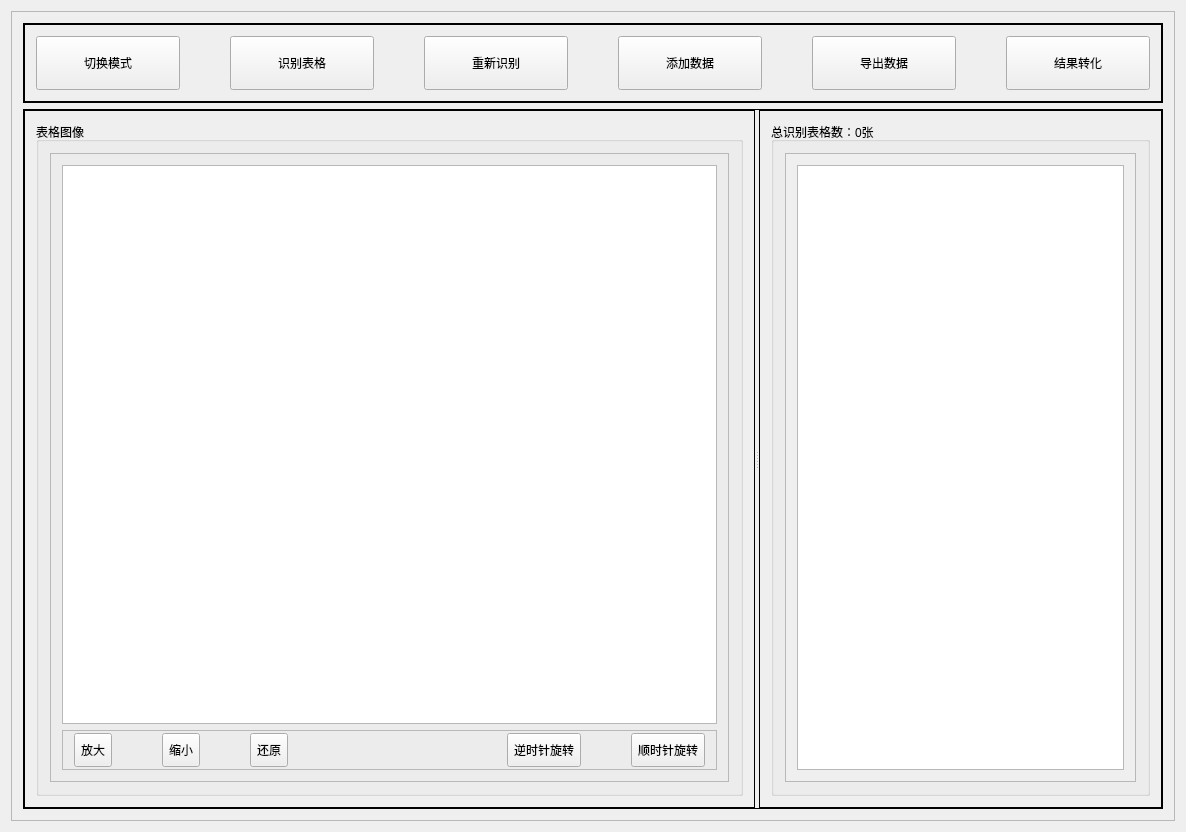
Above: FormImageAnalyzer/formimageanalyzer.ui from Evan-Y-Wen/CasitMark-SDK before the change. Below: the same form after it.
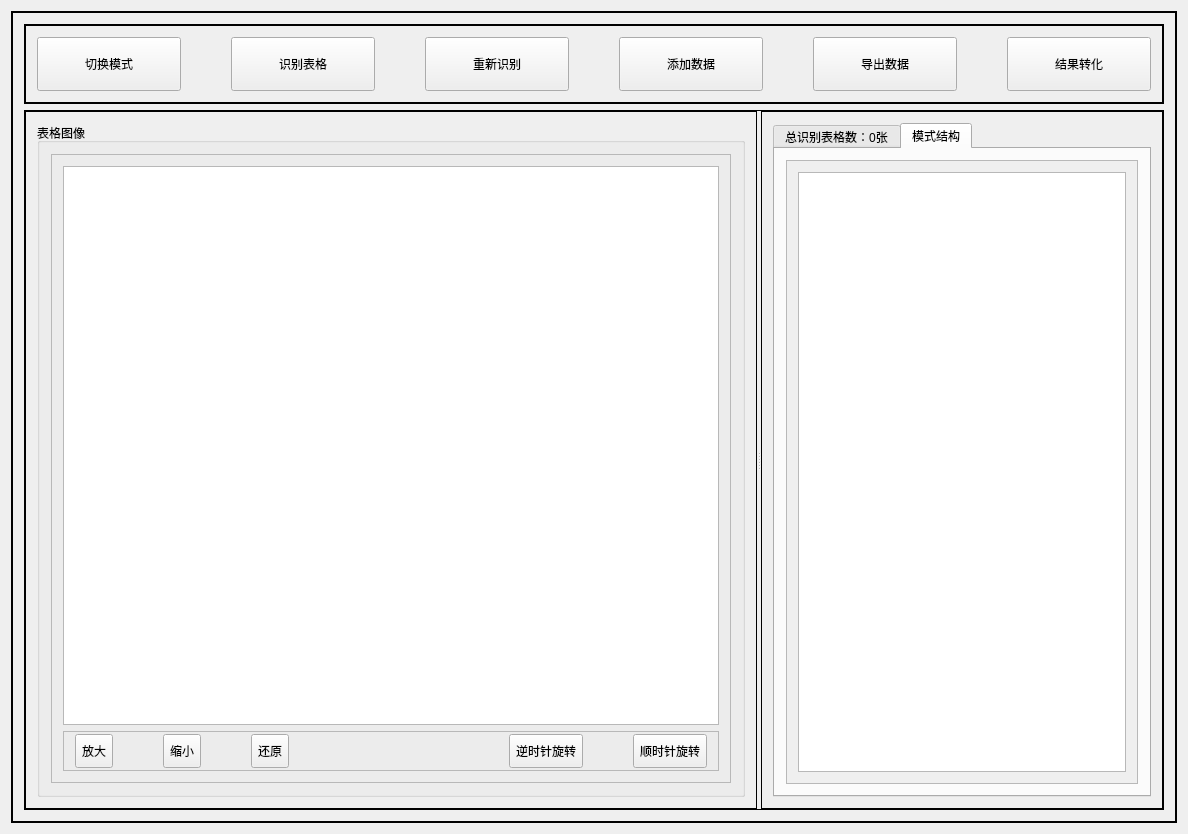
That is the form after the change. The open tabs and pages were chosen to show the change. Custom widgets are drawn as their Qt base class.

Commit message: 修改界面、增加模式结构显示、正反面图片都保存

```diff
--- a/FormImageAnalyzer/formimageanalyzer.ui
+++ b/FormImageAnalyzer/formimageanalyzer.ui
@@ -14,17 +14,17 @@
    <string>FormImageAnalyzer</string>
   </property>
   <widget class="QWidget" name="centralWidget">
-   <layout class="QGridLayout" name="gridLayout">
+   <layout class="QGridLayout" name="gridLayout_8">
     <item row="0" column="0">
      <widget class="QFrame" name="centra_frame">
       <property name="frameShape">
-       <enum>QFrame::StyledPanel</enum>
+       <enum>QFrame::WinPanel</enum>
       </property>
       <property name="frameShadow">
-       <enum>QFrame::Raised</enum>
+       <enum>QFrame::Plain</enum>
       </property>
-      <layout class="QVBoxLayout" name="verticalLayout">
-       <item>
+      <layout class="QGridLayout" name="gridLayout">
+       <item row="0" column="0">
         <widget class="QFrame" name="frame">
          <property name="minimumSize">
           <size>
@@ -129,7 +129,7 @@
          </layout>
         </widget>
        </item>
-       <item>
+       <item row="1" column="0">
         <widget class="QSplitter" name="splitter">
          <property name="minimumSize">
           <size>
@@ -160,7 +160,7 @@
            <item>
             <widget class="QGroupBox" name="groupBox_2">
              <property name="sizePolicy">
-              <sizepolicy hsizetype="Expanding" vsizetype="Preferred">
+              <sizepolicy hsizetype="Expanding" vsizetype="Expanding">
                <horstretch>0</horstretch>
                <verstretch>0</verstretch>
               </sizepolicy>
@@ -171,6 +171,12 @@
              <layout class="QGridLayout" name="gridLayout_4">
               <item row="0" column="0">
                <widget class="QFrame" name="frame_2">
+                <property name="sizePolicy">
+                 <sizepolicy hsizetype="Expanding" vsizetype="Expanding">
+                  <horstretch>0</horstretch>
+                  <verstretch>0</verstretch>
+                 </sizepolicy>
+                </property>
                 <property name="frameShape">
                  <enum>QFrame::StyledPanel</enum>
                 </property>
@@ -180,6 +186,12 @@
                 <layout class="QGridLayout" name="gridLayout_3">
                  <item row="1" column="0">
                   <widget class="QFrame" name="frame_4">
+                   <property name="sizePolicy">
+                    <sizepolicy hsizetype="Expanding" vsizetype="Expanding">
+                     <horstretch>0</horstretch>
+                     <verstretch>0</verstretch>
+                    </sizepolicy>
+                   </property>
                    <property name="minimumSize">
                     <size>
                      <width>0</width>
@@ -299,7 +311,7 @@
          </widget>
          <widget class="QFrame" name="frame_1">
           <property name="sizePolicy">
-           <sizepolicy hsizetype="Preferred" vsizetype="Preferred">
+           <sizepolicy hsizetype="Minimum" vsizetype="Minimum">
             <horstretch>0</horstretch>
             <verstretch>0</verstretch>
            </sizepolicy>
@@ -316,15 +328,31 @@
           <property name="frameShape">
            <enum>QFrame::Panel</enum>
           </property>
-          <layout class="QVBoxLayout" name="verticalLayout_6">
-           <item>
-            <widget class="QGroupBox" name="groupBox_ListTitle">
-             <property name="title">
+          <layout class="QGridLayout" name="gridLayout_5">
+           <item row="0" column="1">
+            <widget class="QTabWidget" name="tabWidget">
+             <property name="styleSheet">
+              <string notr="true">font: 14pt &quot;宋体&quot;;</string>
+             </property>
+             <property name="currentIndex">
+              <number>0</number>
+             </property>
+             <widget class="QWidget" name="tab_tableView">
+              <attribute name="title">
               <string>总识别表格数：0张</string>
-             </property>
-             <layout class="QVBoxLayout" name="verticalLayout_8">
-              <item>
+              </attribute>
+              <layout class="QGridLayout" name="gridLayout_6">
+               <property name="verticalSpacing">
+                <number>20</number>
+               </property>
+               <item row="0" column="0">
                <widget class="QScrollArea" name="scrollArea_2">
+                 <property name="sizePolicy">
+                  <sizepolicy hsizetype="Minimum" vsizetype="Minimum">
+                   <horstretch>0</horstretch>
+                   <verstretch>0</verstretch>
+                  </sizepolicy>
+                 </property>
                 <property name="widgetResizable">
                  <bool>true</bool>
                 </property>
@@ -333,19 +361,62 @@
                   <rect>
                    <x>0</x>
                    <y>0</y>
-                   <width>276</width>
-                   <height>637</height>
+                    <width>274</width>
+                    <height>609</height>
                   </rect>
                  </property>
                  <layout class="QGridLayout" name="gridLayout_2">
                   <item row="0" column="0">
-                   <widget class="QTableView" name="tableView"/>
+                    <widget class="QTableView" name="tableView">
+                     <property name="sizePolicy">
+                      <sizepolicy hsizetype="Minimum" vsizetype="Minimum">
+                       <horstretch>0</horstretch>
+                       <verstretch>0</verstretch>
+                      </sizepolicy>
+                     </property>
+                    </widget>
                   </item>
                  </layout>
                 </widget>
                </widget>
               </item>
              </layout>
+             </widget>
+             <widget class="QWidget" name="tab_listView">
+              <attribute name="title">
+               <string>模式结构</string>
+              </attribute>
+              <layout class="QGridLayout" name="gridLayout_9">
+               <item row="0" column="0">
+                <widget class="QScrollArea" name="scrollArea_3">
+                 <property name="sizePolicy">
+                  <sizepolicy hsizetype="Minimum" vsizetype="Minimum">
+                   <horstretch>0</horstretch>
+                   <verstretch>0</verstretch>
+                  </sizepolicy>
+                 </property>
+                 <property name="widgetResizable">
+                  <bool>true</bool>
+                 </property>
+                 <widget class="QWidget" name="scrollAreaWidgetContents_3">
+                  <property name="geometry">
+                   <rect>
+                    <x>0</x>
+                    <y>0</y>
+                    <width>254</width>
+                    <height>626</height>
+                   </rect>
+                  </property>
+                  <layout class="QGridLayout" name="gridLayout_7">
+                   <item row="0" column="0">
+                    <widget class="QListView" name="listView"/>
+                   </item>
+                  </layout>
+                 </widget>
+                </widget>
+               </item>
+              </layout>
+             </widget>
             </widget>
            </item>
           </layout>
```
Left out of the diff: 8 changed lines with no effect on the pictures. Lines whose indentation alone changed are shown as unchanged. The commit also changes 4 other files.
